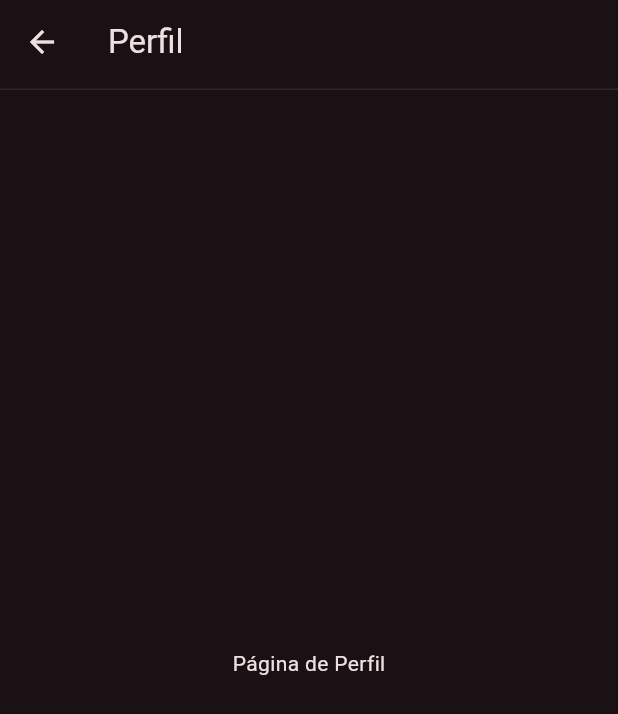
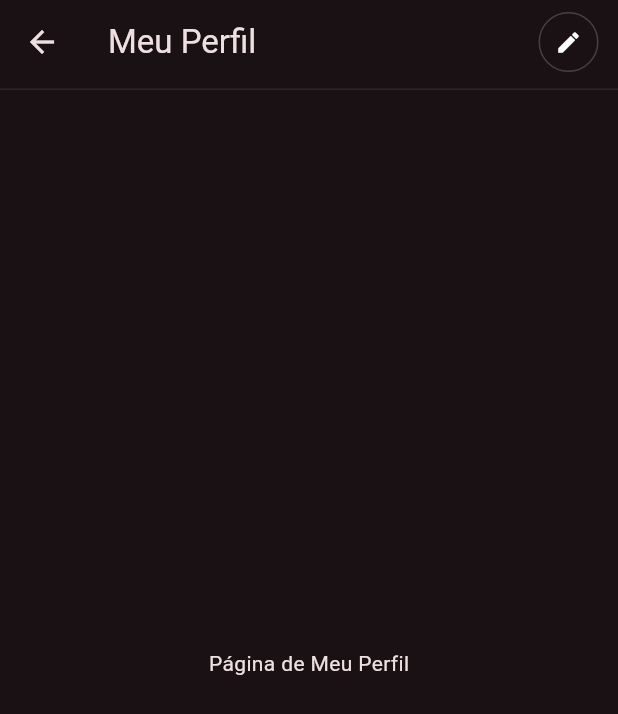
Before and after one commit to felipey2010/mentor_connect_mobile, a Flutter app: the screen it shows after launch, after a tap on "Seja bem-vindo", on a phone screen of 412 x 824 dp. Shown: the top 714 px of the screen. Run offline on Flutter 3.47's test engine with Material 3 defaults, Android fonts, the light colour scheme and no system bars.

Commit message:
added pages: my profile and settings

```diff
--- /dev/null
+++ b/lib/views/pages/my_profile_page/my_profile_page.dart
@@ -0,0 +1,47 @@
+import 'package:flutter/material.dart';
+import 'package:mentor_hub_mobile/views/pages/my_profile_page/edit_my_profile_page.dart';
+
+class MyProfilePage extends StatelessWidget {
+  const MyProfilePage({super.key});
+
+  @override
+  Widget build(BuildContext context) {
+    String title = 'Meu Perfil';
+
+    return Scaffold(
+      appBar: AppBar(
+        title: Text(title),
+        bottom: PreferredSize(
+          preferredSize: Size.fromHeight(4.0),
+          child: Container(
+            color: const Color.fromARGB(40, 158, 158, 158),
+            height: 1.0,
+          ),
+        ),
+        actions: [
+          OutlinedButton(
+            onPressed: () => {
+              Navigator.push(context,
+                  MaterialPageRoute(builder: (context) => EditMyProfilePage()))
+            },
+            style: OutlinedButton.styleFrom(
+                side: BorderSide(color: Colors.grey.shade800),
+                shape: CircleBorder()),
+            child: Icon(
+              Icons.edit,
+              color: Colors.white,
+            ),
+          ),
+        ],
+      ),
+      body: Center(
+        child: Text("Página de Meu Perfil"),
+      ),
+      // ValueListenableBuilder(
+      //   valueListenable: selectedPageNotifier,
+      //   builder: (context, selectedPage, child) {
+      //     return pages.elementAt(selectedPage);
+      //   },
+    );
+  }
+}
--- a/lib/views/widget_tree.dart
+++ b/lib/views/widget_tree.dart
@@ -2,6 +2,7 @@ import 'package:flutter/material.dart';
 import 'package:mentor_hub_mobile/views/pages/connections_page.dart';
 import 'package:mentor_hub_mobile/views/pages/feed_page.dart';
 import 'package:mentor_hub_mobile/views/pages/messages_page.dart';
+import 'package:mentor_hub_mobile/views/pages/my_profile_page/my_profile_page.dart';
 import 'package:mentor_hub_mobile/views/pages/notifications_page.dart';
 import 'package:mentor_hub_mobile/views/pages/profile_page.dart';
 import 'package:mentor_hub_mobile/views/pages/rooms_page.dart';
@@ -28,7 +29,7 @@ class WidgetTree extends StatelessWidget {
         appBar: AppBar(
           title: TextButton(
               onPressed: () => Navigator.push(context,
-                  MaterialPageRoute(builder: (context) => ProfilePage())),
+                  MaterialPageRoute(builder: (context) => MyProfilePage())),
               child: Row(
                 children: [
                   UserAvatar(
@@ -63,8 +64,8 @@ class WidgetTree extends StatelessWidget {
                         builder: (context) => NotificationsPage()))
               },
               style: OutlinedButton.styleFrom(
-                side: BorderSide(color: Colors.grey.shade800),
-              ),
+                  side: BorderSide(color: Colors.grey.shade800),
+                  shape: CircleBorder()),
               child: Icon(
                 Icons.notifications,
                 color: Colors.white,
```
Also changed, not shown: lib/views/pages/my_profile_page/edit_my_profile_page.dart (added, +31 -0 lines), lib/views/pages/settings_page.dart (added, +31 -0 lines).
